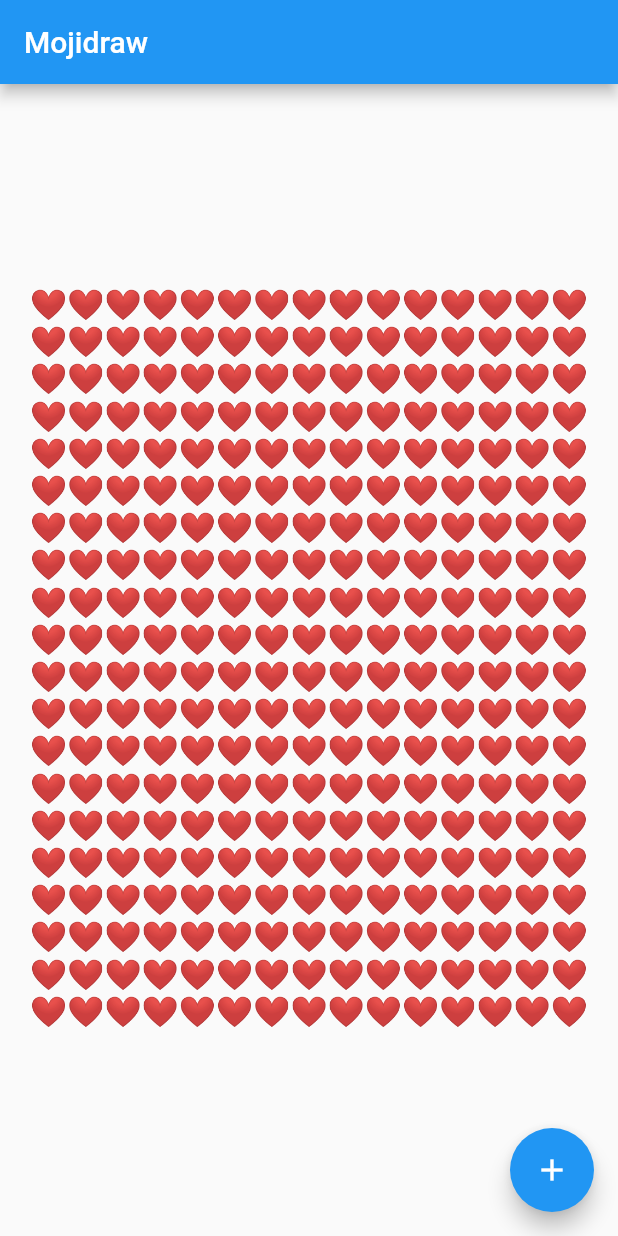
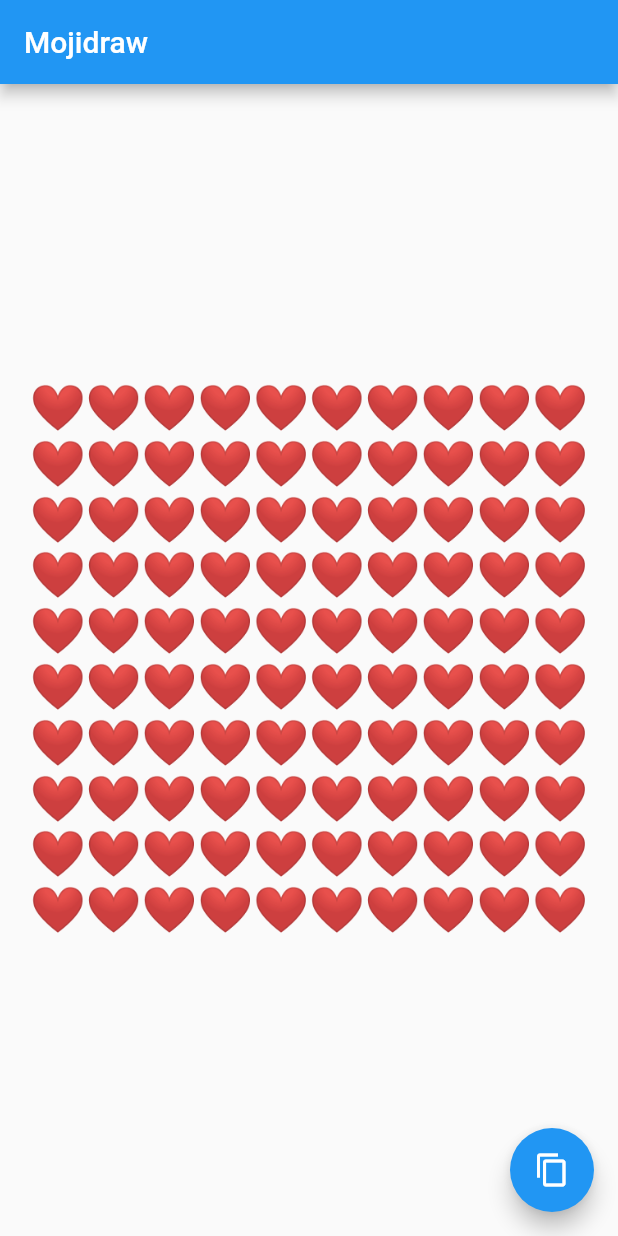
Before and after one commit to matthias-stemmler/mojidraw, a Flutter app: the screen it shows after launch, on a phone screen of 412 x 824 dp. Run offline on Flutter 3.47's test engine with Material 2 defaults, Android fonts, the phone set to English and light mode, and no system bars.

Commit message:
Implement "copy to clipboard" functionality

```diff
--- a/lib/char_grid.dart
+++ b/lib/char_grid.dart
@@ -17,5 +17,9 @@ class CharGrid {
 
   void set(GridCell cell, String char) => _chars[_getIndex(cell)] = char;
 
+  String get text => Iterable<int>.generate(_height)
+      .map((int y) => _chars.sublist(y * _width, (y + 1) * _width).join())
+      .join('\n');
+
   int _getIndex(GridCell cell) => cell.y * _width + cell.x;
 }
--- a/lib/grid_layout.dart
+++ b/lib/grid_layout.dart
@@ -13,8 +13,8 @@ class GridLayout {
   Size get cellSize => _cellSize;
 
   Iterable<GridCell> get cells sync* {
-    for (final y in Iterable<int>.generate(_verticalCells)) {
-      for (final x in Iterable<int>.generate(_horizontalCells)) {
+    for (final int y in Iterable.generate(_verticalCells)) {
+      for (final int x in Iterable.generate(_horizontalCells)) {
         yield GridCell(x, y);
       }
     }
--- a/lib/main.dart
+++ b/lib/main.dart
@@ -1,6 +1,7 @@
 import 'dart:ui';
 
 import 'package:flutter/material.dart';
+import 'package:flutter/services.dart';
 
 import 'char_grid.dart';
 import 'fitting_text_renderer.dart';
@@ -13,16 +14,14 @@ void main() {
 
 class MojiDrawApp extends StatelessWidget {
   @override
-  Widget build(BuildContext context) {
-    return MaterialApp(
+  Widget build(BuildContext context) => MaterialApp(
         title: 'Mojidraw',
         theme: ThemeData(
           primarySwatch: Colors.blue,
           visualDensity: VisualDensity.adaptivePlatformDensity,
         ),
-      home: MojiDrawPage(title: 'Mojidraw', width: 15, height: 20),
+        home: MojiDrawPage(title: 'Mojidraw', width: 10, height: 10),
       );
-  }
 }
 
 class MojiDrawPage extends StatefulWidget {
@@ -52,21 +51,27 @@ class _MojiDrawPageState extends State<MojiDrawPage> {
   }
 
   @override
-  Widget build(BuildContext context) {
-    return Scaffold(
+  Widget build(BuildContext context) => Scaffold(
         appBar: AppBar(
           title: Text(widget.title),
         ),
         body: Container(
             padding: EdgeInsets.all(20.0),
             child: Center(
-              child: EmojiGrid(emojis: _emojis, onEmojiTouch: _activateEmoji))),
-      floatingActionButton: FloatingActionButton(
-        tooltip: 'Increment',
-        child: Icon(Icons.add),
-      ),
+                child:
+                    EmojiGrid(emojis: _emojis, onEmojiTouch: _activateEmoji))),
+        floatingActionButton: Builder(
+            builder: (context) => FloatingActionButton(
+                  tooltip: 'Copy to clipboard',
+                  child: Icon(Icons.copy),
+                  onPressed: () {
+                    Clipboard.setData(ClipboardData(text: _emojis.text));
+
+                    Scaffold.of(context)
+                        .showSnackBar(SnackBar(content: Text('Copied')));
+                  },
+                )),
       );
-  }
 }
 
 class EmojiGrid extends StatelessWidget {
@@ -85,8 +90,7 @@ class EmojiGrid extends StatelessWidget {
   }
 
   @override
-  Widget build(BuildContext context) {
-    return GestureDetector(
+  Widget build(BuildContext context) => GestureDetector(
       onPanUpdate: onEmojiTouch == null
           ? null
           : (details) {
@@ -98,7 +102,6 @@ class EmojiGrid extends StatelessWidget {
               painter: GridPainter(
                   emojis: emojis,
                   textStyle: Theme.of(context).textTheme.bodyText2))));
-  }
 }
 
 class GridPainter extends CustomPainter {
```
Also changed, not shown: 1 other file. Lines whose indentation alone changed are shown as unchanged.
